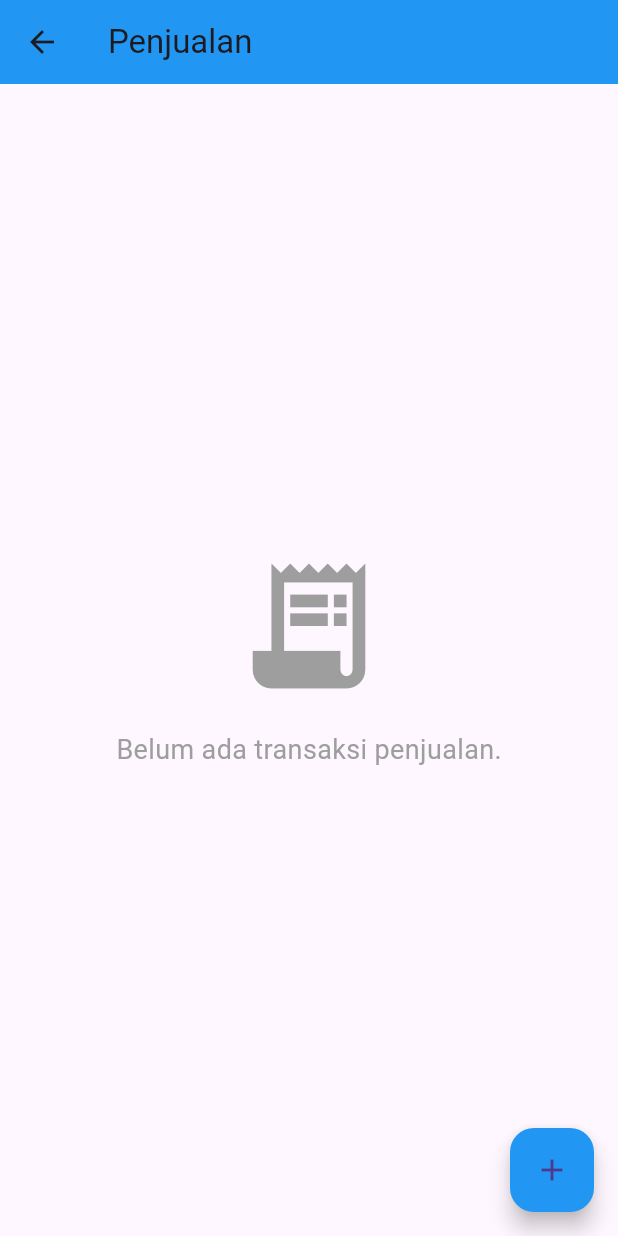
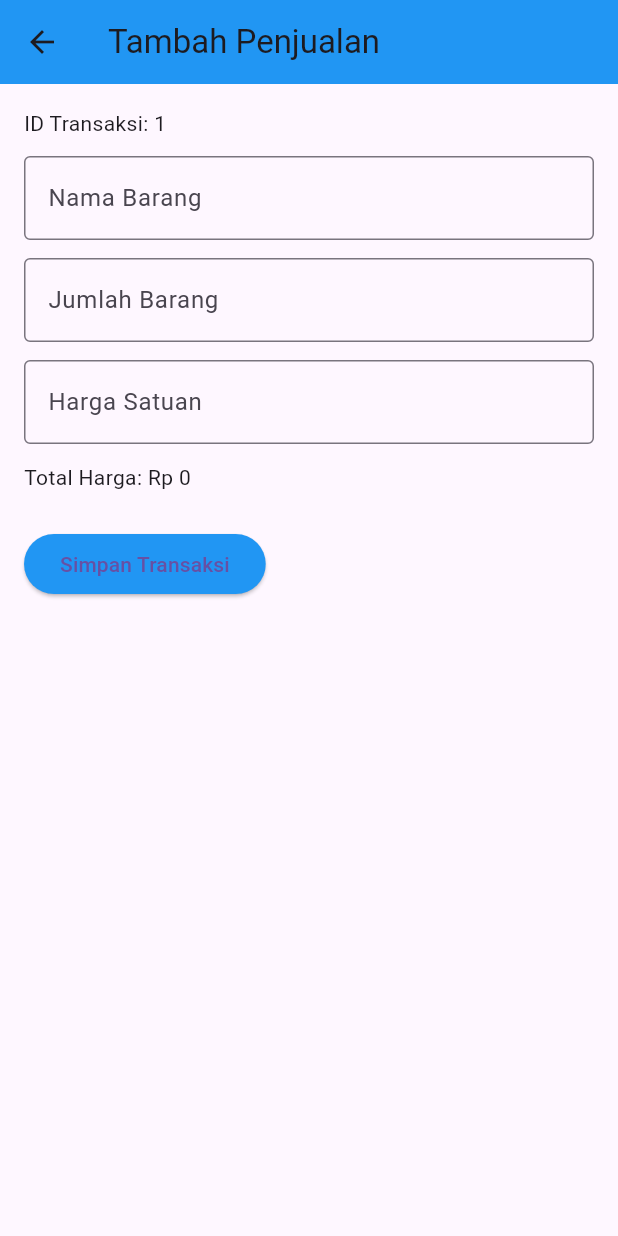
Before and after one commit to JustNap/Capstone_Kelompok4, a Flutter app: the PenjualanPage screen opened directly, after a tap on the "add" icon, on a phone screen of 412 x 824 dp. Run offline on Flutter 3.47's test engine with Material 3 defaults, Android fonts, the phone set to English and light mode, and no system bars.

Commit message:
Membuat halaman tambah data penjualan sederhana

```diff
--- /dev/null
+++ b/apk_pembukuan/lib/penjualan/data_penjualan.dart
@@ -0,0 +1,103 @@
+import 'package:flutter/material.dart';
+
+class DataPenjualanPage extends StatefulWidget {
+  final int transaksiId;
+
+  const DataPenjualanPage({super.key, required this.transaksiId});
+
+  @override
+  State<DataPenjualanPage> createState() => _DataPenjualanPageState();
+}
+
+class _DataPenjualanPageState extends State<DataPenjualanPage> {
+  final TextEditingController _namaBarangController = TextEditingController();
+  final TextEditingController _jumlahController = TextEditingController();
+  final TextEditingController _hargaController = TextEditingController();
+
+  int get totalHarga {
+    final jumlah = int.tryParse(_jumlahController.text) ?? 0;
+    final harga = int.tryParse(_hargaController.text) ?? 0;
+    return jumlah * harga;
+  }
+
+  void _simpanTransaksi() {
+    String namaBarang = _namaBarangController.text;
+    int jumlah = int.tryParse(_jumlahController.text) ?? 0;
+    int harga = int.tryParse(_hargaController.text) ?? 0;
+
+    if (namaBarang.isEmpty || jumlah <= 0 || harga <= 0) {
+      ScaffoldMessenger.of(context).showSnackBar(
+        const SnackBar(content: Text('Mohon isi semua data dengan benar')),
+      );
+      return;
+    }
+
+    print('ID Transaksi: ${widget.transaksiId}');
+    print('Nama Barang: $namaBarang');
+    print('Jumlah: $jumlah');
+    print('Harga: $harga');
+    print('Total: ${totalHarga}');
+
+    Navigator.pop(context);
+  }
+
+  @override
+  Widget build(BuildContext context) {
+    return Scaffold(
+      appBar: AppBar(
+        title: const Text('Tambah Penjualan'),
+        backgroundColor: Colors.blue,
+      ),
+      body: Padding(
+        padding: const EdgeInsets.all(16),
+        child: Column(
+          crossAxisAlignment: CrossAxisAlignment.start,
+          children: [
+            Text('ID Transaksi: ${widget.transaksiId}'),
+            const SizedBox(height: 12),
+
+            TextField(
+              controller: _namaBarangController,
+              decoration: const InputDecoration(
+                labelText: 'Nama Barang',
+                border: OutlineInputBorder(),
+              ),
+            ),
+            const SizedBox(height: 12),
+
+            TextField(
+              controller: _jumlahController,
+              keyboardType: TextInputType.number,
+              decoration: const InputDecoration(
+                labelText: 'Jumlah Barang',
+                border: OutlineInputBorder(),
+              ),
+              onChanged: (_) => setState(() {}),
+            ),
+            const SizedBox(height: 12),
+
+            TextField(
+              controller: _hargaController,
+              keyboardType: TextInputType.number,
+              decoration: const InputDecoration(
+                labelText: 'Harga Satuan',
+                border: OutlineInputBorder(),
+              ),
+              onChanged: (_) => setState(() {}),
+            ),
+            const SizedBox(height: 12),
+
+            Text('Total Harga: Rp $totalHarga'),
+            const SizedBox(height: 24),
+
+            ElevatedButton(
+              onPressed: _simpanTransaksi,
+              style: ElevatedButton.styleFrom(backgroundColor: Colors.blue),
+              child: const Text('Simpan Transaksi'),
+            ),
+          ],
+        ),
+      ),
+    );
+  }
+}
--- a/apk_pembukuan/lib/penjualan/penjualan.dart
+++ b/apk_pembukuan/lib/penjualan/penjualan.dart
@@ -1,3 +1,4 @@
+import 'package:apk_pembukuan/penjualan/data_penjualan.dart';
 import 'package:flutter/material.dart';
 
 class PenjualanPage extends StatelessWidget {
@@ -8,7 +9,7 @@ class PenjualanPage extends StatelessWidget {
     return Scaffold(
       appBar: AppBar(
         title: const Text('Penjualan'),
-        backgroundColor: Colors.blue, // bisa pakai color1 kalau pakai file color.dart
+        backgroundColor: Colors.blue,
       ),
       body: Center(
         child: Column(
@@ -29,7 +30,11 @@ class PenjualanPage extends StatelessWidget {
       ),
       floatingActionButton: FloatingActionButton(
         onPressed: () {
-          // untuk halaman tambah daftar transaksi
+          Navigator.of(context).push(
+            MaterialPageRoute(
+              builder: (context) => DataPenjualanPage(transaksiId: 1), // bisa diganti nanti
+            ),
+          );
         },
         backgroundColor: Colors.blue,
         child: const Icon(Icons.add),
```
